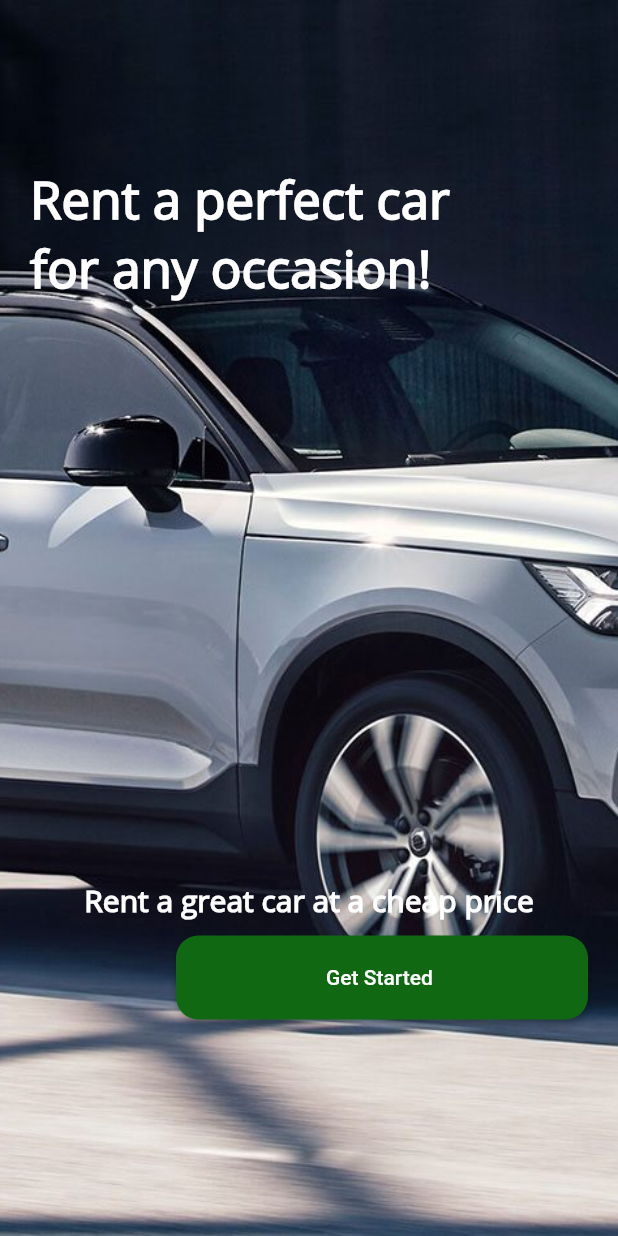
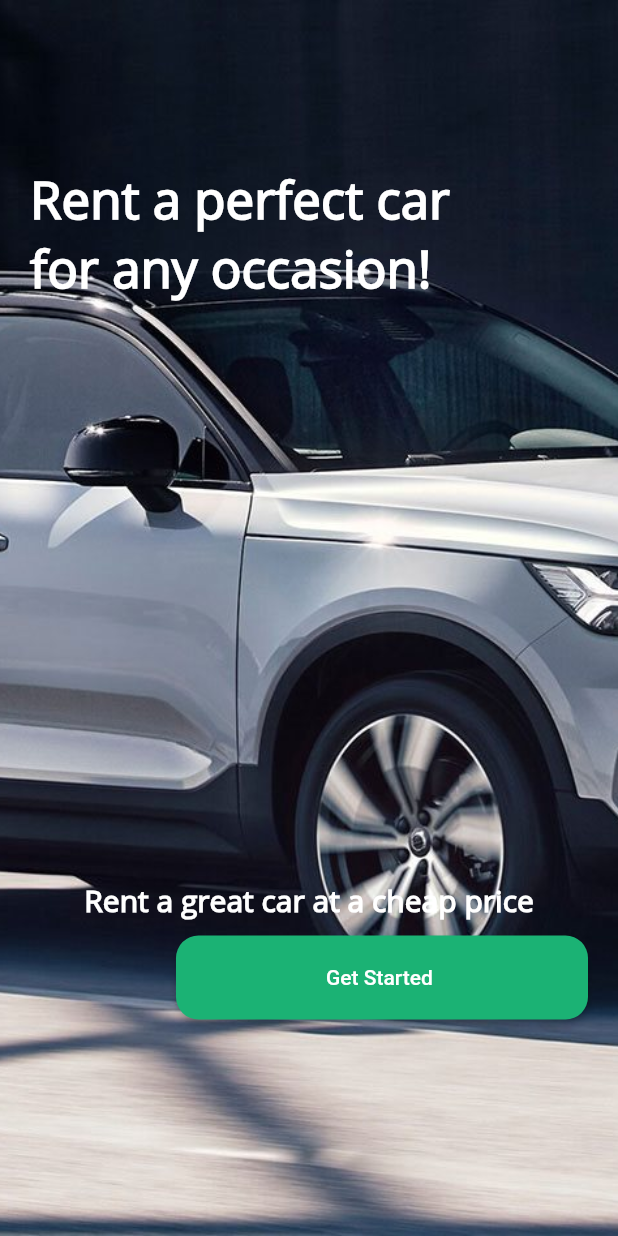
Before and after one commit to MohammedDayan/vehicle-services, a Flutter app: the screen it shows after launch, on a phone screen of 412 x 824 dp. Run offline on Flutter 3.47's test engine with Material 2 defaults, Android fonts, the phone set to English and light mode, and no system bars; our stand-ins replace carousel_slider, firebase_auth, firebase_core, lottie; accounts and stored records are empty.

Commit message:
some small changes.

```diff
--- a/vehicle_service_app/lib/ui/components/upside.dart
+++ b/vehicle_service_app/lib/ui/components/upside.dart
@@ -15,7 +15,7 @@ class Upside extends StatelessWidget {
         Container(
           width: size.width,
           height: size.height / 2,
-          color: Color.fromARGB(255, 17, 104, 19),
+          //color: kPrimaryColor,
           //color: kPrimaryColor,
           child: Padding(
             padding: const EdgeInsets.only(top: 10.0),
--- a/vehicle_service_app/lib/ui/dashboard.dart
+++ b/vehicle_service_app/lib/ui/dashboard.dart
@@ -18,7 +18,7 @@ class _HomepageState extends State<Homepage> {
   Widget build(BuildContext context) {
     SystemChrome.setSystemUIOverlayStyle(const SystemUiOverlayStyle(
       statusBarColor: Colors.white, // status bar color
-      statusBarIconBrightness: Brightness.dark,
+      statusBarIconBrightness: Brightness.dark
     ));
     return Container(
       color: Colors.white,
@@ -35,6 +35,7 @@ class _HomepageState extends State<Homepage> {
                       mainAxisAlignment: MainAxisAlignment.spaceBetween,
                       children: [
                         IconButton(
+                          color: Colors.green,
                           icon: const Icon(Icons.more_vert),
                           onPressed: () {},
                         ),
--- a/vehicle_service_app/lib/ui/welcome.dart
+++ b/vehicle_service_app/lib/ui/welcome.dart
@@ -1,5 +1,6 @@
 import 'package:flutter/material.dart';
 import 'package:vehicle_service_app/config/authentication.dart';
+import 'package:vehicle_service_app/config/constants.dart';
 import 'package:vehicle_service_app/ui/screens/screens.dart';
 
 class HomePage extends StatefulWidget {
@@ -80,7 +81,7 @@ class _Home1State extends State<HomePage> {
                         shape: RoundedRectangleBorder(
                           borderRadius: BorderRadius.circular(15.0),
                         ),
-                        primary: const Color.fromARGB(255, 17, 104, 19),
+                        primary:  kPrimaryColor,
                         padding: const EdgeInsets.symmetric(
                             horizontal: 100, vertical: 20)),
                     onPressed: () {
--- a/vehicle_service_app/pubspec.yaml
+++ b/vehicle_service_app/pubspec.yaml
@@ -76,6 +76,7 @@ flutter:
   # To add assets to your application, add an assets section, like this:
   assets:
       - assets/images/
+      - assets/anim.json
       - assets/IMG_0934.jpg
       - assets/car.jpg
       - assets/1.png
```
Also changed, not shown: vehicle_service_app/lib/ui/screens/login_screen.dart (+5 -5 lines), 3 other files.
